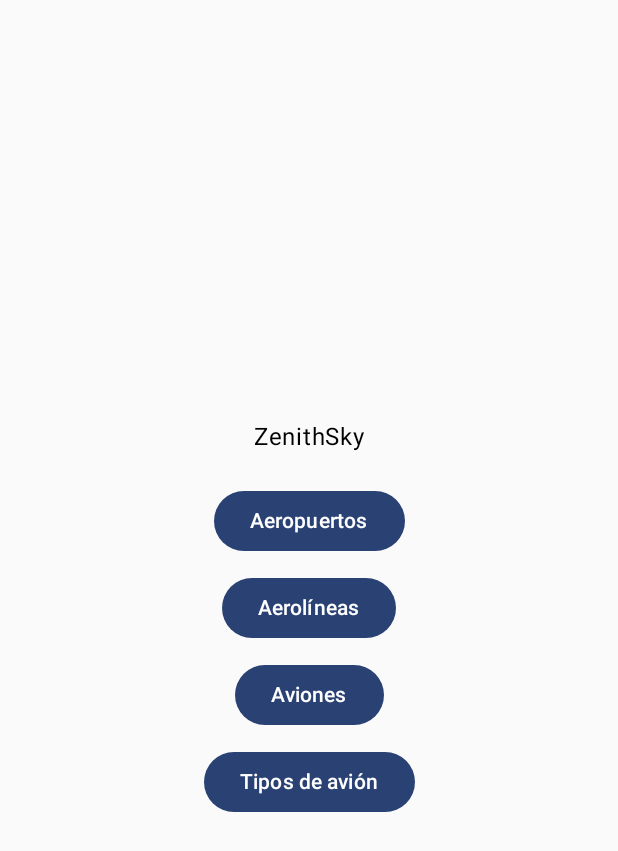
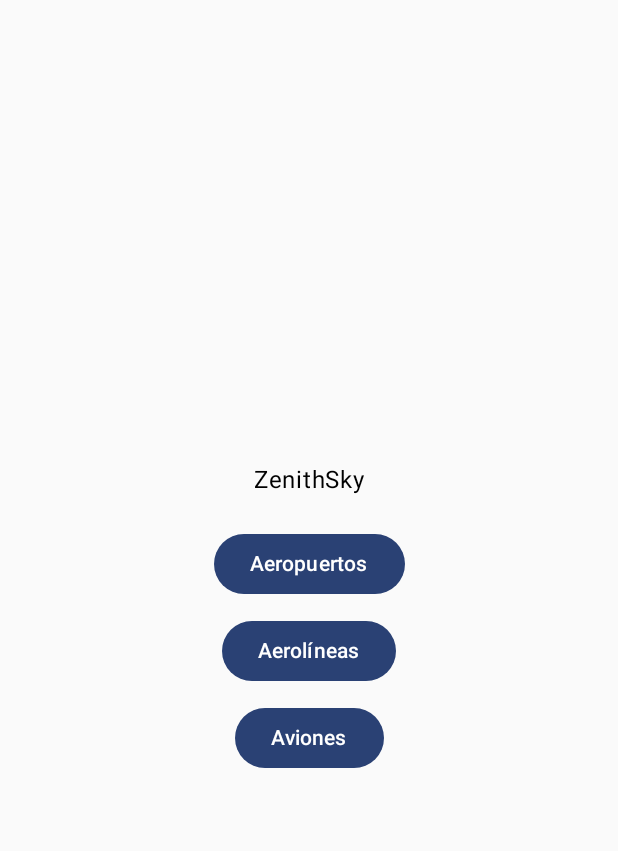
Before and after one commit to TsLexis/ZenithSky-Android-Grupo2, an Android app built with Jetpack Compose: the screen it shows after launch (MainActivity), on a phone screen of 412 x 824 dp. Shown: the top 851 px of the screen. Run offline under Robolectric (Android 15) with nearby library versions, the phone set to English and light mode, and no system bars.

Commit message:
eliminar pantallas provisionales sin uso

```diff
--- a/app/src/main/java/com/zenithsky/app/MainActivity.kt
+++ b/app/src/main/java/com/zenithsky/app/MainActivity.kt
@@ -64,9 +64,6 @@ class MainActivity : ComponentActivity() {
                         },
                         onAirplanesClick = {
                             startActivity(Intent(this, AirplaneListActivity::class.java))
-                        },
-                        onAirplaneTypesClick = {
-                            startActivity(Intent(this, AirplaneTypeActivity::class.java))
                         }
                     )
                 } else {
@@ -100,8 +97,7 @@ class MainActivity : ComponentActivity() {
 fun MainMenu(
     onAirportsClick: () -> Unit,
     onAirlinesClick: () -> Unit,
-    onAirplanesClick: () -> Unit,
-    onAirplaneTypesClick: () -> Unit
+    onAirplanesClick: () -> Unit
 ) {
     Column(
         modifier = Modifier
@@ -132,12 +128,5 @@ fun MainMenu(
         ) {
             Text("Aviones")
         }
-
-        Button(
-            onClick = onAirplaneTypesClick,
-            modifier = Modifier.padding(top = 10.dp)
-        ) {
-            Text("Tipos de avión")
-        }
     }
 }
```
Also changed, not shown: app/src/main/AndroidManifest.xml (+0 -8 lines), app/src/main/java/com/zenithsky/app/AirplaneActivity.kt (deleted, +0 -35 lines), app/src/main/java/com/zenithsky/app/AirplaneTypeActivity.kt (deleted, +0 -35 lines).
